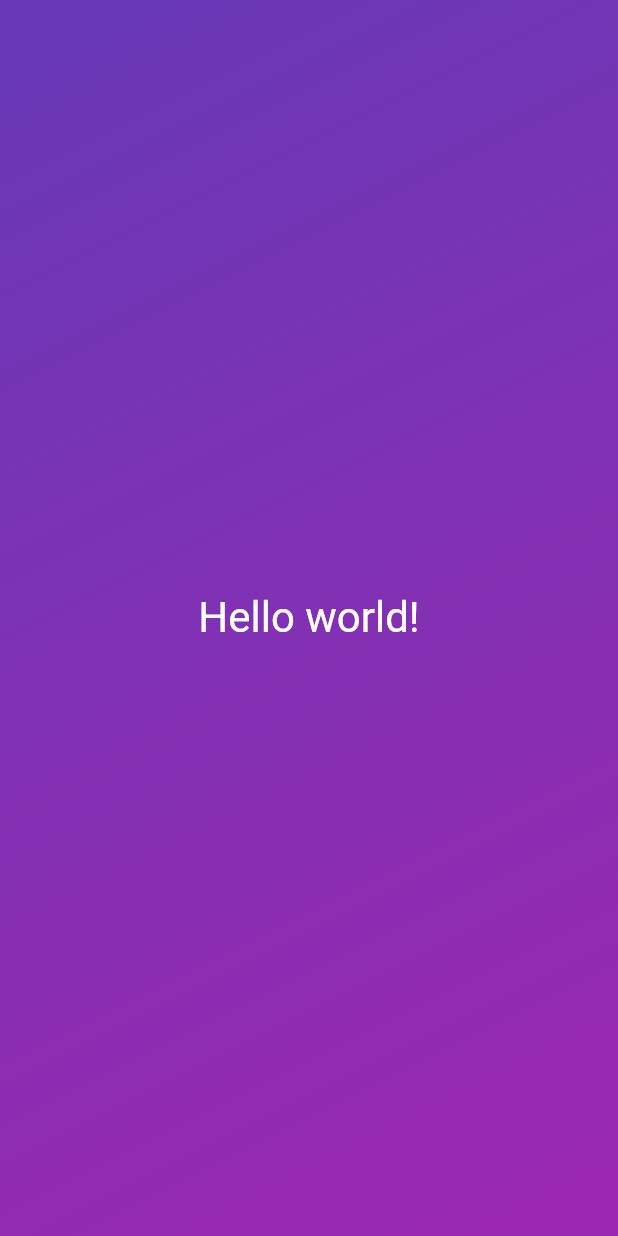
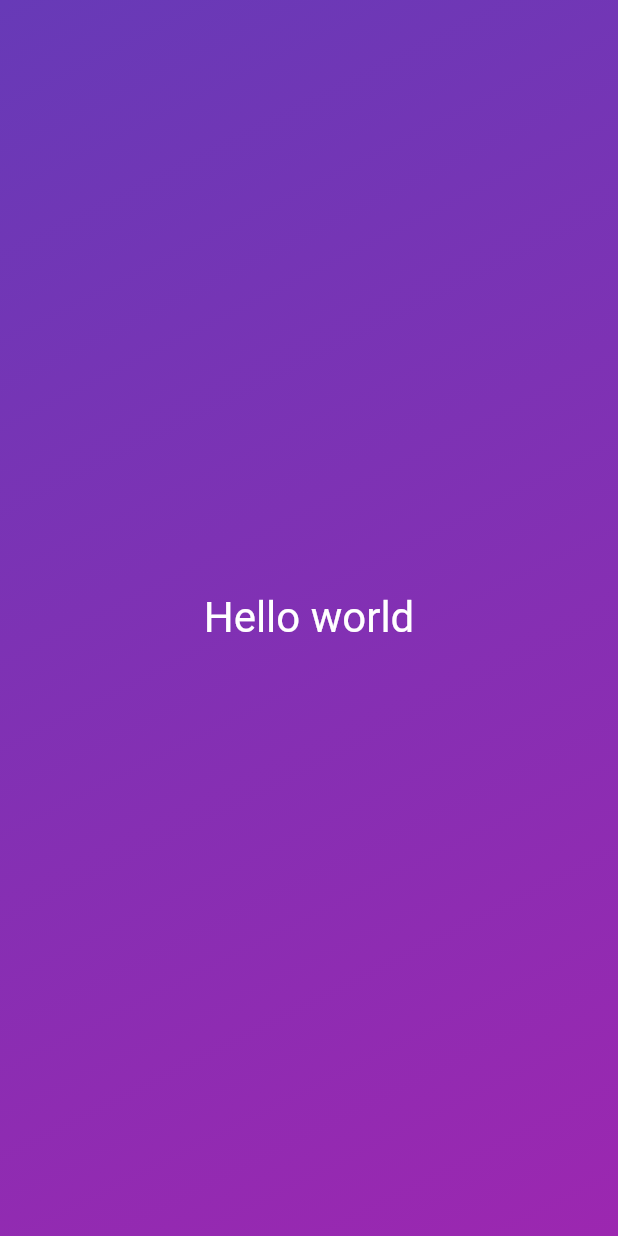
Before and after one commit to angabar/formacio, a Flutter app: the screen it shows after launch, on a phone screen of 412 x 824 dp. Run offline on Flutter 3.47's test engine with Material 2 defaults, Android fonts, the phone set to English and light mode, and no system bars.

Commit message:
More code

```diff
--- /dev/null
+++ b/flutter/dice_roll/lib/gradient_container.dart
@@ -0,0 +1,27 @@
+import 'package:dice_roll/main_title.dart';
+import 'package:flutter/material.dart';
+
+class GradientContainer extends StatelessWidget {
+  const GradientContainer({super.key});
+
+  @override
+  Widget build(BuildContext context) {
+    return Container(
+      decoration: const BoxDecoration(
+        gradient: LinearGradient(
+          begin: Alignment.topLeft,
+          end: Alignment.bottomRight,
+          colors: [
+            Colors.deepPurple,
+            Colors.purple,
+          ],
+        ),
+      ),
+      child: const Center(
+        child: MainTitle(
+          text: "Hello world",
+        ),
+      ),
+    );
+  }
+}
--- /dev/null
+++ b/flutter/dice_roll/lib/main_title.dart
@@ -0,0 +1,21 @@
+import 'package:flutter/material.dart';
+
+class MainTitle extends StatelessWidget {
+  const MainTitle({
+    super.key,
+    required this.text,
+  });
+
+  final String text;
+
+  @override
+  Widget build(BuildContext context) {
+    return Text(
+      text,
+      style: const TextStyle(
+        color: Colors.white,
+        fontSize: 28.0,
+      ),
+    );
+  }
+}
```
Also changed, not shown: flutter/dice_roll/lib/main.dart (+4 -22 lines).
